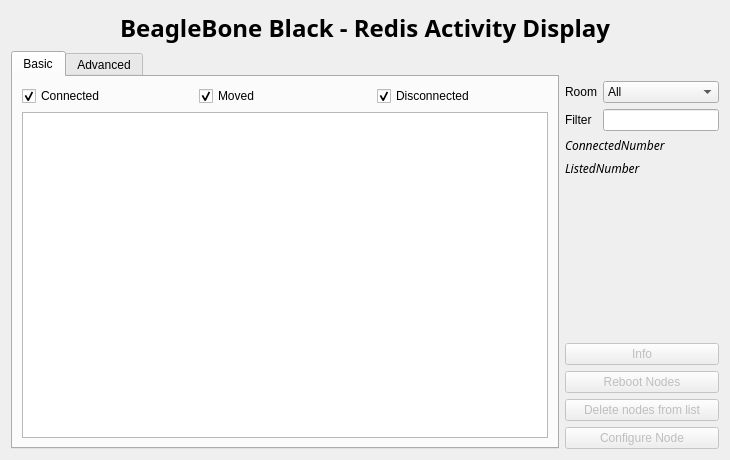
Above: siriushlacon/beaglebones/ui/main.ui from lnls-sirius/pydm-opi before the change. Below: the same form after it.
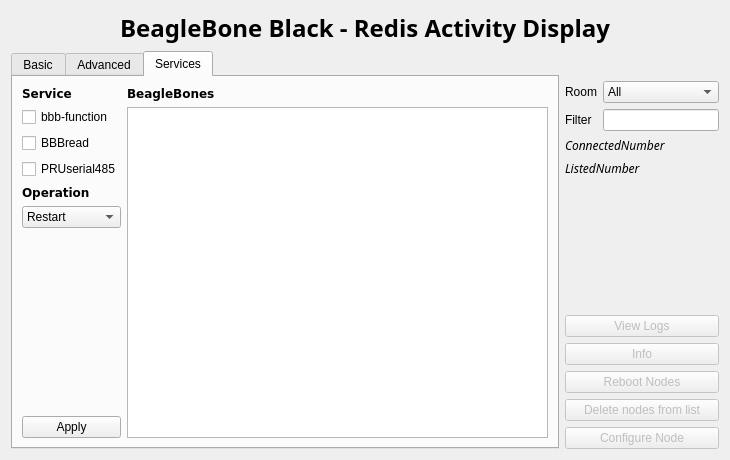
That is the form after the change. The open tabs and pages were chosen to show the change.

Commit message: Adds logs, threading fixes, other fixes and UI tweaks

The edit to the form file:
```diff
--- a/siriushlacon/beaglebones/ui/main.ui
+++ b/siriushlacon/beaglebones/ui/main.ui
@@ -54,6 +54,9 @@
       <layout class="QVBoxLayout" name="verticalLayout_3">
        <item>
         <widget class="QTabWidget" name="tabWidget">
+         <property name="enabled">
+          <bool>true</bool>
+         </property>
          <property name="tabShape">
           <enum>QTabWidget::Rounded</enum>
          </property>
@@ -281,6 +284,132 @@
            </item>
           </layout>
          </widget>
+         <widget class="QWidget" name="tab">
+          <property name="enabled">
+           <bool>true</bool>
+          </property>
+          <property name="font">
+           <font>
+            <kerning>true</kerning>
+           </font>
+          </property>
+          <attribute name="title">
+           <string>Services</string>
+          </attribute>
+          <layout class="QHBoxLayout" name="horizontalLayout_2">
+           <item>
+            <layout class="QVBoxLayout" name="verticalLayout_7">
+             <item>
+              <widget class="QLabel" name="serviceLabel">
+               <property name="font">
+                <font>
+                 <family>DejaVu Sans</family>
+                 <weight>75</weight>
+                 <bold>true</bold>
+                 <kerning>true</kerning>
+                </font>
+               </property>
+               <property name="text">
+                <string>Service</string>
+               </property>
+              </widget>
+             </item>
+             <item>
+              <widget class="QCheckBox" name="bbbfunctionBox">
+               <property name="text">
+                <string>bbb-function</string>
+               </property>
+              </widget>
+             </item>
+             <item>
+              <widget class="QCheckBox" name="bbbreadBox">
+               <property name="text">
+                <string>BBBread</string>
+               </property>
+              </widget>
+             </item>
+             <item>
+              <widget class="QCheckBox" name="ethbridgeBox">
+               <property name="text">
+                <string>PRUserial485</string>
+               </property>
+              </widget>
+             </item>
+             <item>
+              <widget class="QLabel" name="operationLabel">
+               <property name="font">
+                <font>
+                 <family>DejaVu Sans</family>
+                 <weight>75</weight>
+                 <bold>true</bold>
+                 <kerning>true</kerning>
+                </font>
+               </property>
+               <property name="text">
+                <string>Operation</string>
+               </property>
+              </widget>
+             </item>
+             <item>
+              <widget class="QComboBox" name="operationcomboBox">
+               <item>
+                <property name="text">
+                 <string>Restart</string>
+                </property>
+               </item>
+               <item>
+                <property name="text">
+                 <string>Stop</string>
+                </property>
+               </item>
+              </widget>
+             </item>
+             <item>
+              <spacer name="verticalSpacer_3">
+               <property name="orientation">
+                <enum>Qt::Vertical</enum>
+               </property>
+               <property name="sizeHint" stdset="0">
+                <size>
+                 <width>20</width>
+                 <height>40</height>
+                </size>
+               </property>
+              </spacer>
+             </item>
+             <item>
+              <widget class="QPushButton" name="applyserviceButton">
+               <property name="text">
+                <string>Apply</string>
+               </property>
+              </widget>
+             </item>
+            </layout>
+           </item>
+           <item>
+            <layout class="QVBoxLayout" name="verticalLayout_8">
+             <item>
+              <widget class="QLabel" name="bbbLabel">
+               <property name="font">
+                <font>
+                 <family>DejaVu Sans</family>
+                 <weight>75</weight>
+                 <bold>true</bold>
+                 <kerning>true</kerning>
+                </font>
+               </property>
+               <property name="text">
+                <string>BeagleBones</string>
+               </property>
+              </widget>
+             </item>
+             <item>
+              <widget class="QListWidget" name="serviceList"/>
+             </item>
+            </layout>
+           </item>
+          </layout>
+         </widget>
         </widget>
        </item>
       </layout>
@@ -510,6 +639,16 @@
        </item>
        <item>
         <layout class="QVBoxLayout" name="verticalLayout_5">
+         <item>
+          <widget class="QPushButton" name="logsButton">
+           <property name="enabled">
+            <bool>false</bool>
+           </property>
+           <property name="text">
+            <string>View Logs</string>
+           </property>
+          </widget>
+         </item>
          <item>
           <widget class="QPushButton" name="infoButton">
            <property name="enabled">
```
Left out of the diff: 4 changed lines with no effect on the pictures. The commit also changes 7 other files.
